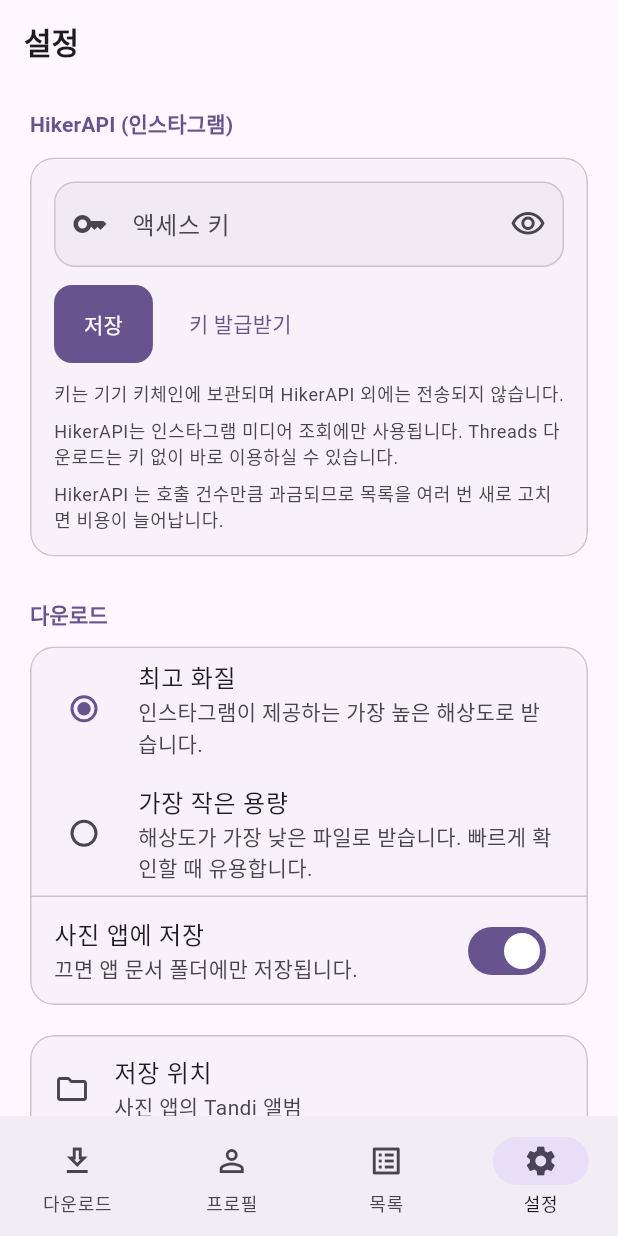
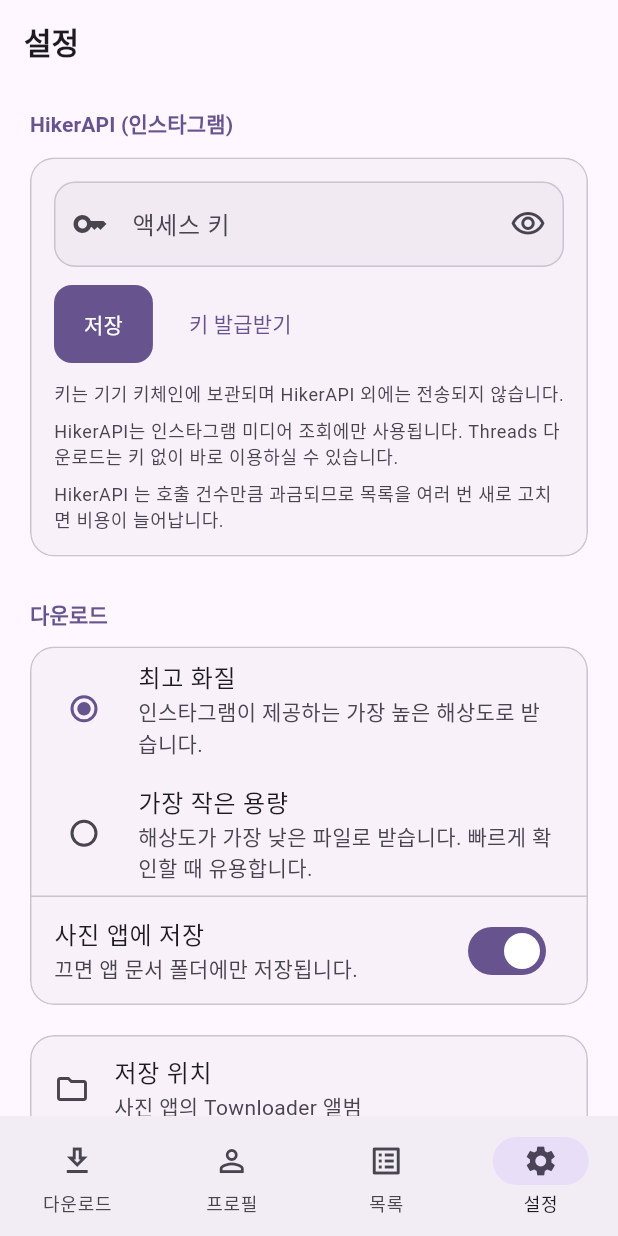
Before and after one commit to tangible-idea/Tandi, a Flutter app: the screen it shows after launch, after a tap on "HikerAPI 키 설정", on a phone screen of 412 x 824 dp. Run offline on Flutter 3.47's test engine with Material 3 defaults, Android fonts, the phone set to English and light mode, and no system bars; our stand-ins replace flutter_secure_storage; missing offline and left inert: gal; accounts and stored records are empty.

Commit message:
Tandi -> Townloader

```diff
--- a/lib/app.dart
+++ b/lib/app.dart
@@ -13,14 +13,14 @@ import 'ui/root_shell.dart';
 import 'ui/theme.dart';
 
 /// 의존성을 조립하고 최상위 화면을 띄운다.
-class TandiApp extends StatefulWidget {
-  const TandiApp({super.key});
+class TownloaderApp extends StatefulWidget {
+  const TownloaderApp({super.key});
 
   @override
-  State<TandiApp> createState() => _TandiAppState();
+  State<TownloaderApp> createState() => _TownloaderAppState();
 }
 
-class _TandiAppState extends State<TandiApp> {
+class _TownloaderAppState extends State<TownloaderApp> {
   late final SettingsStore _store = SettingsStore();
   late final SettingsController _settings = SettingsController(_store);
 
@@ -60,7 +60,7 @@ class _TandiAppState extends State<TandiApp> {
         ChangeNotifierProvider(create: (_) => ProfileController(_repository)),
       ],
       child: MaterialApp(
-        title: 'Tandi',
+        title: 'Townloader',
         debugShowCheckedModeBanner: false,
         theme: AppTheme.light(),
         darkTheme: AppTheme.dark(),
--- a/lib/main.dart
+++ b/lib/main.dart
@@ -3,5 +3,5 @@ import 'package:flutter/material.dart';
 import 'app.dart';
 
 void main() {
-  runApp(const TandiApp());
+  runApp(const TownloaderApp());
 }
--- a/lib/services/download_service.dart
+++ b/lib/services/download_service.dart
@@ -254,7 +254,7 @@ class DownloadService extends ChangeNotifier {
       // 샌드박스 컨테이너에서는 캐시 폴더가 아직 없을 수 있어 직접 만들어야 한다.
       await tempDir.create(recursive: true);
       tempFile = File(
-        '${tempDir.path}/tandi_${DateTime.now().microsecondsSinceEpoch}_${item.filename}',
+        '${tempDir.path}/townloader_${DateTime.now().microsecondsSinceEpoch}_${item.filename}',
       );
       sink = tempFile.openWrite();
 
--- a/lib/services/file_saver.dart
+++ b/lib/services/file_saver.dart
@@ -25,13 +25,13 @@ class SaveException implements Exception {
 
 /// 내려받은 임시 파일을 플랫폼에 맞는 최종 위치로 옮긴다.
 ///
-/// 데스크톱은 `~/Downloads/Tandi/<계정>/` 아래에 파일을 두고,
-/// 모바일은 사진 앱의 Tandi 앨범에 넣는다. 모바일에서 앨범 저장을 끄면
+/// 데스크톱은 `~/Downloads/Townloader/<계정>/` 아래에 파일을 두고,
+/// 모바일은 사진 앱의 Townloader 앨범에 넣는다. 모바일에서 앨범 저장을 끄면
 /// 앱 문서 폴더에만 남는다.
 class MediaFileSaver {
   const MediaFileSaver();
 
-  static const String albumName = 'Tandi';
+  static const String albumName = 'Townloader';
 
   /// 데스크톱(파일 시스템이 사용자에게 그대로 보이는 플랫폼)인지.
   static bool get isDesktop =>
--- a/lib/services/settings_store.dart
+++ b/lib/services/settings_store.dart
@@ -60,7 +60,7 @@ class SettingsStore {
   static const _keySaveToGallery = 'save_to_gallery';
 
   /// 키체인이 정말 동작하는지 한 번만 확인하고 결과를 재사용한다.
-  static const _canary = '__tandi_probe';
+  static const _canary = '__townloader_probe';
 
   Future<SettingsBackend>? _backendProbe;
   Map<String, String>? _fileCache;
--- a/lib/ui/settings_screen.dart
+++ b/lib/ui/settings_screen.dart
@@ -217,10 +217,10 @@ class _SettingsScreenState extends State<SettingsScreen> {
                     title: const Text('저장 위치'),
                     subtitle: Text(
                       MediaFileSaver.isDesktop
-                          ? '다운로드 폴더 아래 Tandi/<계정명>/'
+                          ? '다운로드 폴더 아래 Townloader/<계정명>/'
                           : settings.saveToGallery
-                          ? '사진 앱의 Tandi 앨범'
-                          : '앱 문서 폴더의 Tandi 폴더',
+                          ? '사진 앱의 Townloader 앨범'
+                          : '앱 문서 폴더의 Townloader 폴더',
                     ),
                   ),
                 ),
--- a/pubspec.yaml
+++ b/pubspec.yaml
@@ -1,4 +1,4 @@
-name: tandi
+name: townloader
 description: "A new Flutter project."
 # The following line prevents the package from being accidentally published to
 # pub.dev using `flutter pub publish`. This is preferred for private packages.
```
Also changed, not shown: 22 other files.
